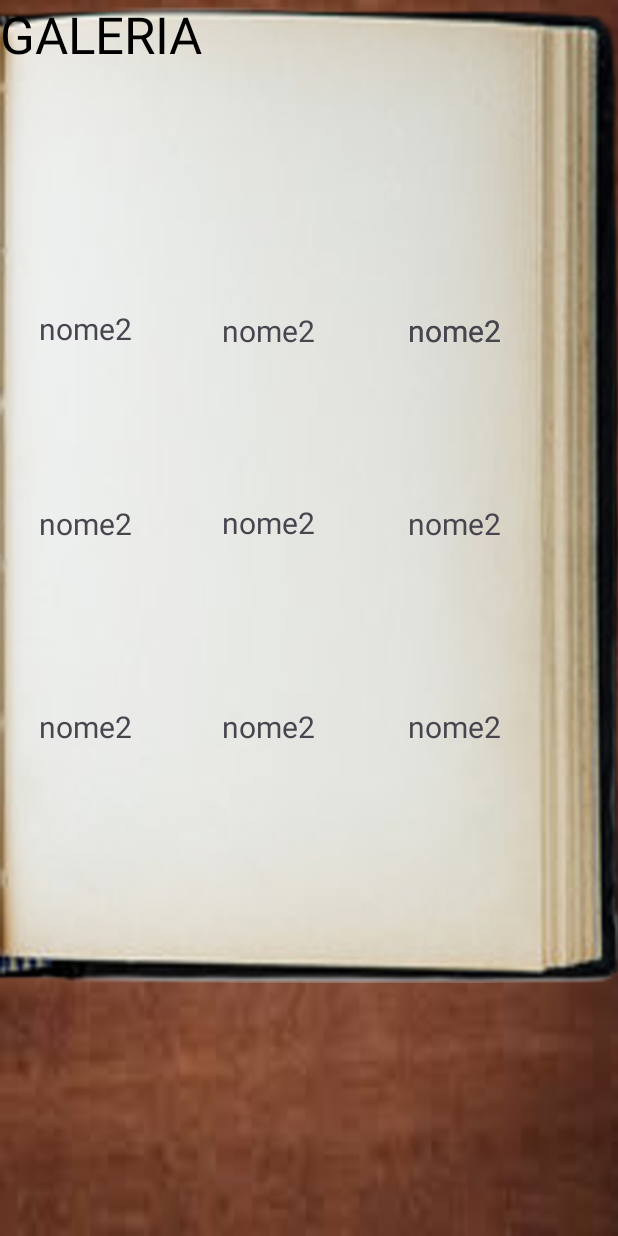
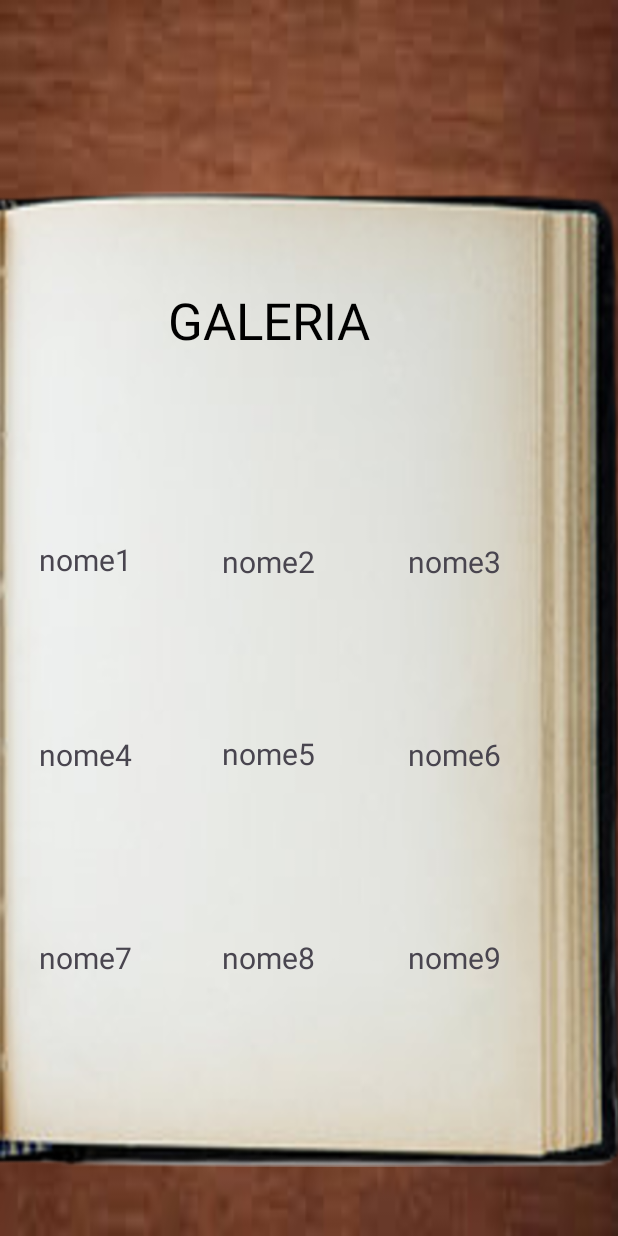
Before and after one commit to Jujubileuu/LeiturAPP, an Android app: the Galeria screen opened directly, with no data from a screen before it, on a phone screen of 412 x 824 dp. Run offline under Robolectric (Android 15) with nearby library versions, the phone set to English and light mode, and no system bars.

Commit message:
Update activity_galeria.xml

```diff
--- a/Solitaria/app/src/main/res/layout/activity_galeria.xml
+++ b/Solitaria/app/src/main/res/layout/activity_galeria.xml
@@ -10,72 +10,23 @@
     <androidx.constraintlayout.widget.ConstraintLayout
         android:layout_width="413dp"
         android:layout_height="655dp"
+        android:layout_marginTop="76dp"
         android:background="@drawable/book"
-        tools:layout_editor_absoluteY="76dp">
+        app:layout_constraintBottom_toBottomOf="parent"
+        app:layout_constraintEnd_toEndOf="parent"
+        app:layout_constraintStart_toStartOf="parent"
+        app:layout_constraintTop_toTopOf="parent">
 
         <androidx.constraintlayout.widget.ConstraintLayout
             android:layout_width="359dp"
             android:layout_height="593dp"
-            tools:layout_editor_absoluteY="32dp">
-
-            <TextView
-                android:id="@+id/nome2"
-                android:layout_width="wrap_content"
-                android:layout_height="wrap_content"
-                android:text="nome2"
-                android:textSize="20sp"
-                app:layout_constraintBottom_toBottomOf="parent"
-                app:layout_constraintEnd_toEndOf="parent"
-                app:layout_constraintHorizontal_bias="0.498"
-                app:layout_constraintStart_toStartOf="parent"
-                app:layout_constraintTop_toTopOf="parent"
-                app:layout_constraintVertical_bias="0.591" />
-
-            <TextView
-                android:id="@+id/nome2"
-                android:layout_width="wrap_content"
-                android:layout_height="wrap_content"
-                android:text="nome2"
-                android:textSize="20sp"
-                app:layout_constraintBottom_toBottomOf="parent"
-                app:layout_constraintEnd_toEndOf="parent"
-                app:layout_constraintHorizontal_bias="0.915"
-                app:layout_constraintStart_toStartOf="parent"
-                app:layout_constraintTop_toTopOf="parent"
-                app:layout_constraintVertical_bias="0.593" />
-
-            <ImageView
-                android:id="@+id/imageView"
-                android:layout_width="80dp"
-                android:layout_height="80dp"
-                tools:layout_editor_absoluteX="263dp"
-                tools:layout_editor_absoluteY="127dp"
-                tools:srcCompat="@tools:sample/avatars" />
-
-            <TextView
-                android:id="@+id/nome2"
-                android:layout_width="wrap_content"
-                android:layout_height="wrap_content"
-                android:text="nome2"
-                android:textSize="20sp"
-                app:layout_constraintBottom_toBottomOf="parent"
-                app:layout_constraintEnd_toEndOf="parent"
-                app:layout_constraintHorizontal_bias="0.915"
-                app:layout_constraintStart_toStartOf="parent"
-                app:layout_constraintTop_toTopOf="parent"
-                app:layout_constraintVertical_bias="0.365" />
-
-            <ImageView
-                android:id="@+id/imageView"
-                android:layout_width="80dp"
-                android:layout_height="80dp"
-                app:layout_constraintBottom_toBottomOf="parent"
-                app:layout_constraintEnd_toEndOf="parent"
-                app:layout_constraintHorizontal_bias="0.498"
-                app:layout_constraintStart_toStartOf="parent"
-                app:layout_constraintTop_toTopOf="parent"
-                app:layout_constraintVertical_bias="0.247"
-                tools:srcCompat="@tools:sample/avatars" />
+            android:layout_marginTop="30dp"
+            android:layout_marginEnd="55dp"
+            android:layout_marginBottom="30dp"
+            app:layout_constraintBottom_toBottomOf="parent"
+            app:layout_constraintEnd_toEndOf="parent"
+            app:layout_constraintStart_toStartOf="parent"
+            app:layout_constraintTop_toTopOf="parent">
 
             <TextView
                 android:id="@+id/textView"
@@ -87,11 +38,14 @@
                 android:textAlignment="center"
                 android:textColor="#000000"
                 android:textSize="34sp"
-                tools:layout_editor_absoluteX="110dp"
-                tools:layout_editor_absoluteY="43dp" />
+                app:layout_constraintBottom_toBottomOf="parent"
+                app:layout_constraintEnd_toEndOf="parent"
+                app:layout_constraintStart_toStartOf="parent"
+                app:layout_constraintTop_toTopOf="parent"
+                app:layout_constraintVertical_bias="0.067" />
 
             <ImageView
-                android:id="@+id/imageView"
+                android:id="@+id/imgPersonagem1"
                 android:layout_width="80dp"
                 android:layout_height="80dp"
                 app:layout_constraintBottom_toBottomOf="parent"
@@ -102,28 +56,29 @@
                 app:layout_constraintVertical_bias="0.247"
                 tools:srcCompat="@tools:sample/avatars" />
 
+            <TextView
+                android:id="@+id/nome1"
+                android:layout_width="wrap_content"
+                android:layout_height="wrap_content"
+                android:text="nome1"
+                android:textSize="20sp"
+                app:layout_constraintBottom_toBottomOf="parent"
+                app:layout_constraintEnd_toEndOf="parent"
+                app:layout_constraintHorizontal_bias="0.087"
+                app:layout_constraintStart_toStartOf="parent"
+                app:layout_constraintTop_toTopOf="parent"
+                app:layout_constraintVertical_bias="0.363" />
+
             <ImageView
-                android:id="@+id/imageView"
+                android:id="@+id/imgPersonagem2"
                 android:layout_width="80dp"
                 android:layout_height="80dp"
-                tools:layout_editor_absoluteX="16dp"
-                tools:layout_editor_absoluteY="256dp"
-                tools:srcCompat="@tools:sample/avatars" />
-
-            <ImageView
-                android:id="@+id/imageView"
-                android:layout_width="80dp"
-                android:layout_height="80dp"
-                tools:layout_editor_absoluteX="139dp"
-                tools:layout_editor_absoluteY="256dp"
-                tools:srcCompat="@tools:sample/avatars" />
-
-            <ImageView
-                android:id="@+id/imageView"
-                android:layout_width="80dp"
-                android:layout_height="80dp"
-                tools:layout_editor_absoluteX="263dp"
-                tools:layout_editor_absoluteY="256dp"
+                app:layout_constraintBottom_toBottomOf="parent"
+                app:layout_constraintEnd_toEndOf="parent"
+                app:layout_constraintHorizontal_bias="0.498"
+                app:layout_constraintStart_toStartOf="parent"
+                app:layout_constraintTop_toTopOf="parent"
+                app:layout_constraintVertical_bias="0.247"
                 tools:srcCompat="@tools:sample/avatars" />
 
             <TextView
@@ -139,76 +94,25 @@
                 app:layout_constraintTop_toTopOf="parent"
                 app:layout_constraintVertical_bias="0.365" />
 
+            <ImageView
+                android:id="@+id/imgPersonagem3"
+                android:layout_width="80dp"
+                android:layout_height="80dp"
+                app:layout_constraintBottom_toBottomOf="parent"
+                app:layout_constraintEnd_toEndOf="parent"
+                app:layout_constraintHorizontal_bias="0.0"
+                app:layout_constraintStart_toStartOf="parent"
+                app:layout_constraintTop_toTopOf="parent"
+                app:layout_constraintVertical_bias="0.0"
+                tools:srcCompat="@tools:sample/avatars"
+                tools:translationX="263dp"
+                tools:translationY="127dp" />
+
             <TextView
-                android:id="@+id/nome2"
+                android:id="@+id/nome3"
                 android:layout_width="wrap_content"
                 android:layout_height="wrap_content"
-                android:text="nome2"
-                android:textSize="20sp"
-                app:layout_constraintBottom_toBottomOf="parent"
-                app:layout_constraintEnd_toEndOf="parent"
-                app:layout_constraintHorizontal_bias="0.087"
-                app:layout_constraintStart_toStartOf="parent"
-                app:layout_constraintTop_toTopOf="parent"
-                app:layout_constraintVertical_bias="0.363" />
-
-            <TextView
-                android:id="@+id/nome2"
-                android:layout_width="wrap_content"
-                android:layout_height="wrap_content"
-                android:text="nome2"
-                android:textSize="20sp"
-                app:layout_constraintBottom_toBottomOf="parent"
-                app:layout_constraintEnd_toEndOf="parent"
-                app:layout_constraintHorizontal_bias="0.087"
-                app:layout_constraintStart_toStartOf="parent"
-                app:layout_constraintTop_toTopOf="parent"
-                app:layout_constraintVertical_bias="0.593" />
-
-            <TextView
-                android:id="@+id/nome2"
-                android:layout_width="wrap_content"
-                android:layout_height="wrap_content"
-                android:text="nome2"
-                android:textSize="20sp"
-                app:layout_constraintBottom_toBottomOf="parent"
-                app:layout_constraintEnd_toEndOf="parent"
-                app:layout_constraintHorizontal_bias="0.087"
-                app:layout_constraintStart_toStartOf="parent"
-                app:layout_constraintTop_toTopOf="parent"
-                app:layout_constraintVertical_bias="0.832" />
-
-            <TextView
-                android:id="@+id/nome2"
-                android:layout_width="wrap_content"
-                android:layout_height="wrap_content"
-                android:text="nome2"
-                android:textSize="20sp"
-                app:layout_constraintBottom_toBottomOf="parent"
-                app:layout_constraintEnd_toEndOf="parent"
-                app:layout_constraintHorizontal_bias="0.498"
-                app:layout_constraintStart_toStartOf="parent"
-                app:layout_constraintTop_toTopOf="parent"
-                app:layout_constraintVertical_bias="0.832" />
-
-            <TextView
-                android:id="@+id/nome2"
-                android:layout_width="wrap_content"
-                android:layout_height="wrap_content"
-                android:text="nome2"
-                android:textSize="20sp"
-                app:layout_constraintBottom_toBottomOf="parent"
-                app:layout_constraintEnd_toEndOf="parent"
-                app:layout_constraintHorizontal_bias="0.915"
-                app:layout_constraintStart_toStartOf="parent"
-                app:layout_constraintTop_toTopOf="parent"
-                app:layout_constraintVertical_bias="0.832" />
-
-            <TextView
-                android:id="@+id/nome2"
-                android:layout_width="wrap_content"
-                android:layout_height="wrap_content"
-                android:text="nome2"
+                android:text="nome3"
                 android:textSize="20sp"
                 app:layout_constraintBottom_toBottomOf="parent"
                 app:layout_constraintEnd_toEndOf="parent"
@@ -218,28 +122,154 @@
                 app:layout_constraintVertical_bias="0.365" />
 
             <ImageView
-                android:id="@+id/imageView"
+                android:id="@+id/imgPersonagem4"
                 android:layout_width="80dp"
                 android:layout_height="80dp"
-                tools:layout_editor_absoluteX="16dp"
-                tools:layout_editor_absoluteY="391dp"
+                app:layout_constraintBottom_toBottomOf="parent"
+                app:layout_constraintEnd_toEndOf="parent"
+                app:layout_constraintHorizontal_bias="0.057"
+                app:layout_constraintStart_toStartOf="parent"
+                app:layout_constraintTop_toTopOf="parent"
+                app:layout_constraintVertical_bias="0.495"
                 tools:srcCompat="@tools:sample/avatars" />
 
+            <TextView
+                android:id="@+id/nome4"
+                android:layout_width="wrap_content"
+                android:layout_height="wrap_content"
+                android:text="nome4"
+                android:textSize="20sp"
+                app:layout_constraintBottom_toBottomOf="parent"
+                app:layout_constraintEnd_toEndOf="parent"
+                app:layout_constraintHorizontal_bias="0.087"
+                app:layout_constraintStart_toStartOf="parent"
+                app:layout_constraintTop_toTopOf="parent"
+                app:layout_constraintVertical_bias="0.593" />
+
             <ImageView
-                android:id="@+id/imageView"
+                android:id="@+id/imgPersonagem5"
                 android:layout_width="80dp"
                 android:layout_height="80dp"
-                tools:layout_editor_absoluteX="139dp"
-                tools:layout_editor_absoluteY="391dp"
+                app:layout_constraintBottom_toBottomOf="parent"
+                app:layout_constraintEnd_toEndOf="parent"
+                app:layout_constraintHorizontal_bias="0.498"
+                app:layout_constraintStart_toStartOf="parent"
+                app:layout_constraintTop_toTopOf="parent"
+                app:layout_constraintVertical_bias="0.495"
                 tools:srcCompat="@tools:sample/avatars" />
 
+            <TextView
+                android:id="@+id/nome5"
+                android:layout_width="wrap_content"
+                android:layout_height="wrap_content"
+                android:text="nome5"
+                android:textSize="20sp"
+                app:layout_constraintBottom_toBottomOf="parent"
+                app:layout_constraintEnd_toEndOf="parent"
+                app:layout_constraintHorizontal_bias="0.498"
+                app:layout_constraintStart_toStartOf="parent"
+                app:layout_constraintTop_toTopOf="parent"
+                app:layout_constraintVertical_bias="0.591" />
+
             <ImageView
-                android:id="@+id/imageView"
+                android:id="@+id/imgPersonagem6"
                 android:layout_width="80dp"
                 android:layout_height="80dp"
-                tools:layout_editor_absoluteX="263dp"
-                tools:layout_editor_absoluteY="391dp"
+                app:layout_constraintBottom_toBottomOf="parent"
+                app:layout_constraintEnd_toEndOf="parent"
+                app:layout_constraintHorizontal_bias="0.942"
+                app:layout_constraintStart_toStartOf="parent"
+                app:layout_constraintTop_toTopOf="parent"
+                app:layout_constraintVertical_bias="0.495"
                 tools:srcCompat="@tools:sample/avatars" />
+
+            <TextView
+                android:id="@+id/nome6"
+                android:layout_width="wrap_content"
+                android:layout_height="wrap_content"
+                android:text="nome6"
+                android:textSize="20sp"
+                app:layout_constraintBottom_toBottomOf="parent"
+                app:layout_constraintEnd_toEndOf="parent"
+                app:layout_constraintHorizontal_bias="0.915"
+                app:layout_constraintStart_toStartOf="parent"
+                app:layout_constraintTop_toTopOf="parent"
+                app:layout_constraintVertical_bias="0.593" />
+
+            <ImageView
+                android:id="@+id/imgPersonagem7"
+                android:layout_width="80dp"
+                android:layout_height="80dp"
+                app:layout_constraintBottom_toBottomOf="parent"
+                app:layout_constraintEnd_toEndOf="parent"
+                app:layout_constraintHorizontal_bias="0.057"
+                app:layout_constraintStart_toStartOf="parent"
+                app:layout_constraintTop_toTopOf="parent"
+                app:layout_constraintVertical_bias="0.762"
+                tools:srcCompat="@tools:sample/avatars" />
+
+            <TextView
+                android:id="@+id/nome7"
+                android:layout_width="wrap_content"
+                android:layout_height="wrap_content"
+                android:text="nome7"
+                android:textSize="20sp"
+                app:layout_constraintBottom_toBottomOf="parent"
+                app:layout_constraintEnd_toEndOf="parent"
+                app:layout_constraintHorizontal_bias="0.087"
+                app:layout_constraintStart_toStartOf="parent"
+                app:layout_constraintTop_toTopOf="parent"
+                app:layout_constraintVertical_bias="0.832" />
+
+            <ImageView
+                android:id="@+id/imgPersonagem8"
+                android:layout_width="80dp"
+                android:layout_height="80dp"
+                app:layout_constraintBottom_toBottomOf="parent"
+                app:layout_constraintEnd_toEndOf="parent"
+                app:layout_constraintHorizontal_bias="0.498"
+                app:layout_constraintStart_toStartOf="parent"
+                app:layout_constraintTop_toTopOf="parent"
+                app:layout_constraintVertical_bias="0.762"
+                tools:srcCompat="@tools:sample/avatars" />
+
+            <TextView
+                android:id="@+id/nome8"
+                android:layout_width="wrap_content"
+                android:layout_height="wrap_content"
+                android:text="nome8"
+                android:textSize="20sp"
+                app:layout_constraintBottom_toBottomOf="parent"
+                app:layout_constraintEnd_toEndOf="parent"
+                app:layout_constraintHorizontal_bias="0.498"
+                app:layout_constraintStart_toStartOf="parent"
+                app:layout_constraintTop_toTopOf="parent"
+                app:layout_constraintVertical_bias="0.832" />
+
+            <ImageView
+                android:id="@+id/imgPersonagem9"
+                android:layout_width="80dp"
+                android:layout_height="80dp"
+                app:layout_constraintBottom_toBottomOf="parent"
+                app:layout_constraintEnd_toEndOf="parent"
+                app:layout_constraintHorizontal_bias="0.942"
+                app:layout_constraintStart_toStartOf="parent"
+                app:layout_constraintTop_toTopOf="parent"
+                app:layout_constraintVertical_bias="0.762"
+                tools:srcCompat="@tools:sample/avatars" />
+
+            <TextView
+                android:id="@+id/nome9"
+                android:layout_width="wrap_content"
+                android:layout_height="wrap_content"
+                android:text="nome9"
+                android:textSize="20sp"
+                app:layout_constraintBottom_toBottomOf="parent"
+                app:layout_constraintEnd_toEndOf="parent"
+                app:layout_constraintHorizontal_bias="0.915"
+                app:layout_constraintStart_toStartOf="parent"
+                app:layout_constraintTop_toTopOf="parent"
+                app:layout_constraintVertical_bias="0.832" />
 
         </androidx.constraintlayout.widget.ConstraintLayout>
 
```
